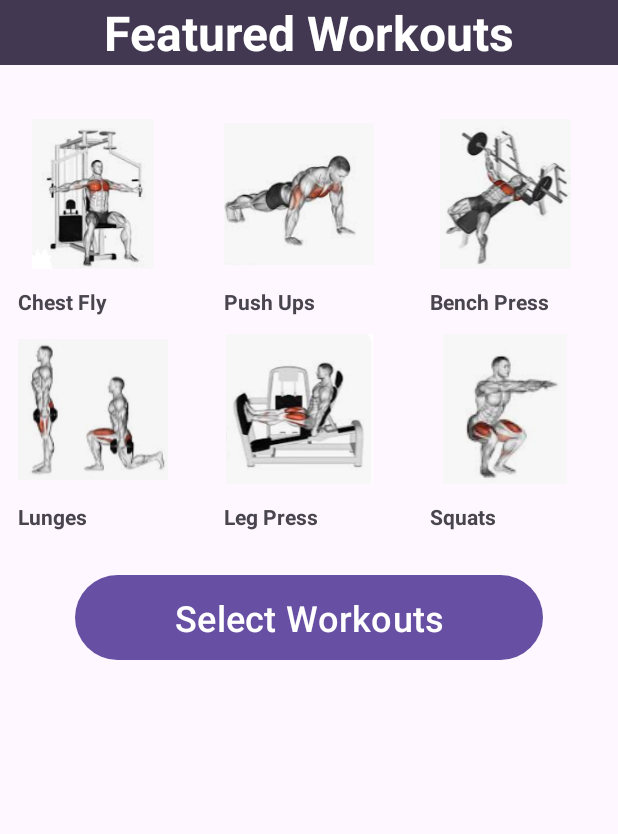
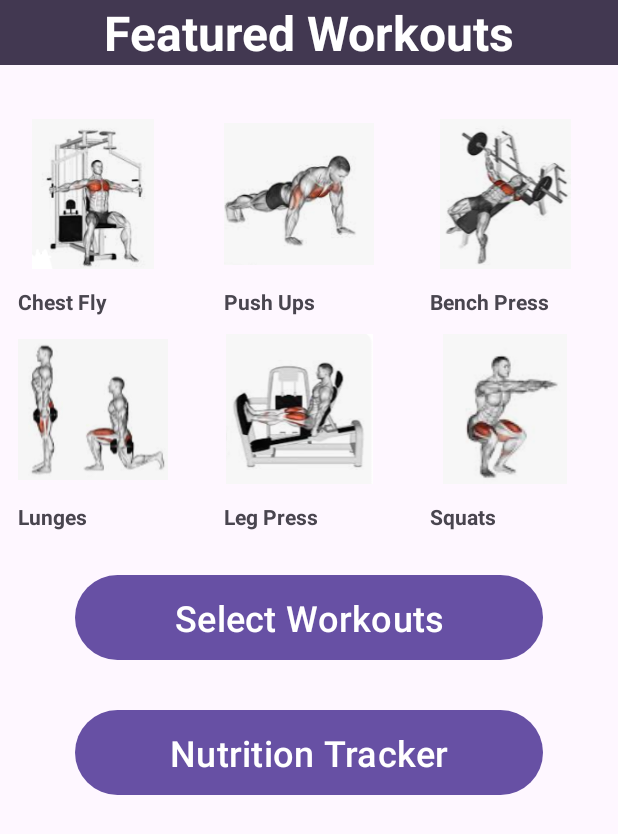
Before and after one commit to NightKnightBot/workoutApp, an Android app: the screen it shows after launch (MainActivity), on a phone screen of 412 x 824 dp. Shown: the top 834 px of the screen. Run offline under Robolectric (Android 15) with nearby library versions, the phone set to English and light mode, and no system bars; our stand-ins replace Room's generated code; 1 statement that could not run was skipped.

Commit message:
Added nutrition tracker and database client, and made changes to excercise dao

```diff
--- a/app/src/main/java/com/example/workoutapp2/MainActivity.java
+++ b/app/src/main/java/com/example/workoutapp2/MainActivity.java
@@ -34,17 +34,15 @@ public class MainActivity extends AppCompatActivity {
 
     private GridView gridView;
     private LinearLayout linearLayout;
-
     private ImageView selectedImage;
     private TextView selectedName;
     private TextView selectedDesc;
-    ArrayList<Individual> workouts;
+    private ArrayList<Individual> workouts;
+    private Button selectWorkout;
+    private Button nutritionTrackerButton; // New button for Nutrition Tracker
+    private Executor executor;
+    private IndividualAdapter adapter;
 
-    private Button selectWorkout;
-
-    Executor executor;
-
-    IndividualAdapter adapter;
     @Override
     protected void onCreate(Bundle savedInstanceState) {
         AppCompatDelegate.setDefaultNightMode(AppCompatDelegate.MODE_NIGHT_NO);
@@ -58,7 +56,6 @@ public class MainActivity extends AppCompatActivity {
         });
 
         executor = Executors.newSingleThreadExecutor();
-
         workouts = new ArrayList<>();
 
         gridView = findViewById(R.id.gridView);
@@ -117,36 +114,31 @@ public class MainActivity extends AppCompatActivity {
         adapter = new IndividualAdapter(this, workouts);
         gridView.setAdapter(adapter);
 
-        gridView.setOnItemClickListener(new AdapterView.OnItemClickListener() {
-            @Override
-            public void onItemClick(AdapterView<?> parent, View view, int position, long id) {
+        gridView.setOnItemClickListener((parent, view, position, id) -> {
             Glide.with(MainActivity.this).load(workouts.get(position).getImage()).into(selectedImage);
             selectedName.setText(workouts.get(position).getName());
             selectedDesc.setText(workouts.get(position).getDescription());
             slideUp();
-            }
         });
 
         loadExercises();
 
-        selectWorkout.setOnClickListener(new View.OnClickListener() {
-            @Override
-            public void onClick(View view) {
+        selectWorkout.setOnClickListener(view -> {
             Intent intent = new Intent(MainActivity.this, WorkoutSchedule.class);
             startActivity(intent);
-            }
         });
 
-        linearLayout.setOnClickListener(new View.OnClickListener() {
-            @Override
-            public void onClick(View view) {
-                slideDown();
-            }
+        // Set up the Nutrition Tracker button
+        nutritionTrackerButton.setOnClickListener(view -> {
+            Intent intent = new Intent(MainActivity.this, NutritionTrackerActivity.class);
+            startActivity(intent);
         });
+
+        linearLayout.setOnClickListener(view -> slideDown());
     }
 
     void slideUp() {
-        if(linearLayout.getVisibility()==View.GONE) {
+        if (linearLayout.getVisibility() == View.GONE) {
             linearLayout.setVisibility(View.VISIBLE);
             Animation slideup = AnimationUtils.loadAnimation(MainActivity.this, R.anim.slide_up);
             linearLayout.startAnimation(slideup);
@@ -161,10 +153,9 @@ public class MainActivity extends AppCompatActivity {
 
     @Override
     public void onBackPressed() {
-        if (linearLayout.getVisibility()==View.GONE) {
+        if (linearLayout.getVisibility() == View.GONE) {
             super.onBackPressed();
-        }
-        else {
+        } else {
             slideDown();
         }
     }
--- a/app/src/main/res/layout/activity_main.xml
+++ b/app/src/main/res/layout/activity_main.xml
@@ -39,6 +39,18 @@
         android:id="@+id/selectWorkout"
         android:padding="12dp"/>
 
+    <Button
+        android:layout_width="match_parent"
+        android:layout_height="wrap_content"
+        android:gravity="center"
+        android:text="Nutrition Tracker"
+        android:layout_marginStart="50dp"
+        android:layout_marginTop="25dp"
+        android:layout_marginEnd="50dp"
+        android:textSize="24sp"
+        android:id="@+id/nutritionTrackerButton"
+        android:padding="12dp"/>
+
     <ScrollView
         android:layout_width="match_parent"
         android:layout_height="match_parent">
@@ -76,6 +88,4 @@
             </LinearLayout>
         </LinearLayout>
     </ScrollView>
-
-
 </LinearLayout>
```
Lines whose indentation alone changed are shown as unchanged.
